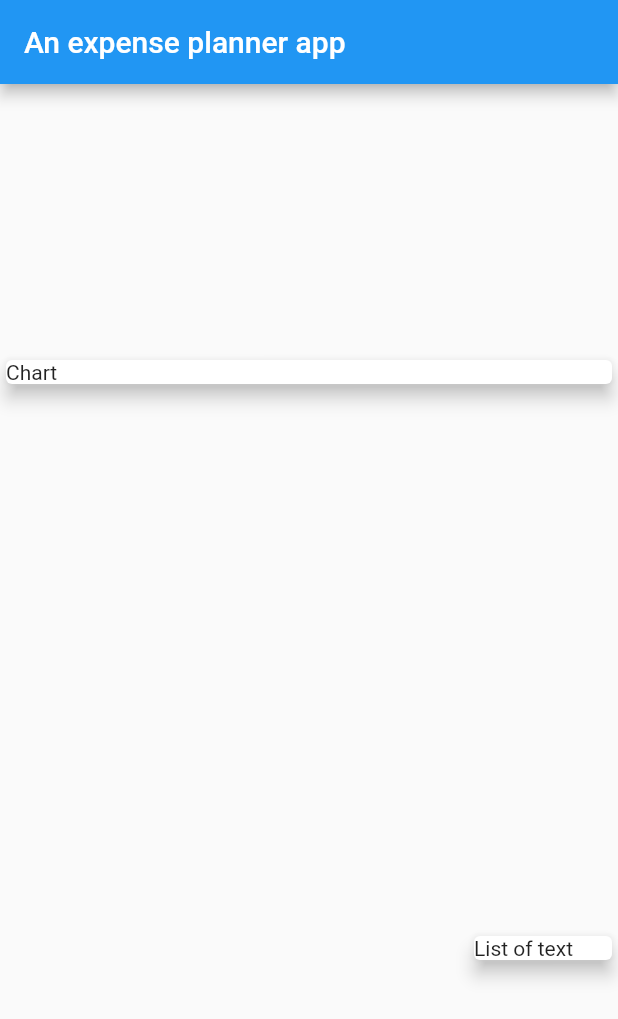
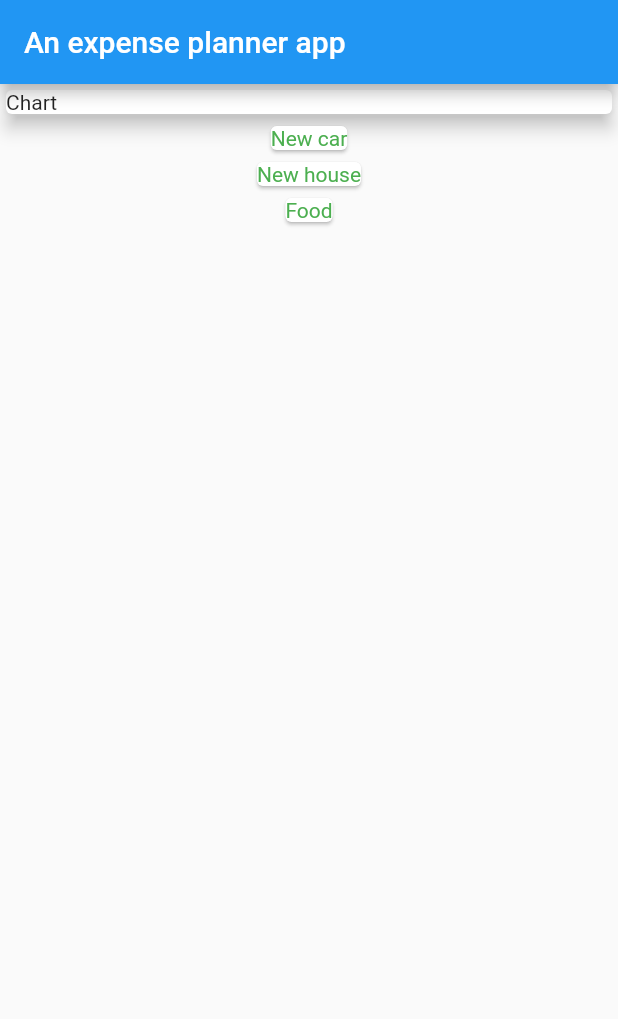
Before and after one commit to nmint8m/learn-flutter, a Flutter app: the screen it shows after launch, on a phone screen of 412 x 824 dp. Shown: the top 1019 px of the screen. Run offline on Flutter 3.47's test engine with Material 2 defaults, Android fonts, the phone set to English and light mode, and no system bars; missing offline and left inert: assignment_one.

Commit message:
Mapping Data Into Widgets

```diff
--- /dev/null
+++ b/a_expense_planner_app/lib/custom-widgets/transaction-section.dart
@@ -0,0 +1,26 @@
+import 'package:flutter/material.dart';
+import '/models/transaction.dart';
+
+class TransactionSection extends StatelessWidget {
+  final List<Transaction> transactions;
+
+  TransactionSection({required this.transactions});
+
+  @override
+  Widget build(BuildContext context) {
+    List<Widget> cards = transactions.map((transaction) {
+      return Card(
+          child: Text(
+        transaction.title,
+        style: TextStyle(color: Colors.green),
+      ));
+    }).toList();
+
+    return Container(
+      width: double.infinity,
+      child: Column(
+        children: cards,
+      ),
+    );
+  }
+}
--- a/a_expense_planner_app/lib/main.dart
+++ b/a_expense_planner_app/lib/main.dart
@@ -1,4 +1,6 @@
 import 'package:flutter/material.dart';
+import '/models/transaction.dart';
+import '/custom-widgets/transaction-section.dart';
 
 void main() {
   runApp(const MyApp());
@@ -20,6 +22,27 @@ class MyApp extends StatelessWidget {
 }
 
 class MyHomePage extends StatelessWidget {
+  final List<Transaction> transactions = [
+    Transaction(
+      id: '1',
+      title: 'New car',
+      amount: 1000.1,
+      date: DateTime.now(),
+    ),
+    Transaction(
+      id: '2',
+      title: 'New house',
+      amount: 5000.5,
+      date: DateTime.now(),
+    ),
+    Transaction(
+      id: '3',
+      title: 'Food',
+      amount: 500.5,
+      date: DateTime.now(),
+    ),
+  ];
+
   @override
   Widget build(BuildContext context) {
     return Scaffold(
@@ -27,23 +50,17 @@ class MyHomePage extends StatelessWidget {
         title: Text('An expense planner app'),
       ),
       body: Column(
-        mainAxisAlignment: MainAxisAlignment.spaceAround,
-        crossAxisAlignment: CrossAxisAlignment.end,
+        mainAxisAlignment: MainAxisAlignment.start,
+        crossAxisAlignment: CrossAxisAlignment.center,
         children: <Widget>[
           Card(
+            elevation: 5,
             child: Container(
               width: double.infinity,
               child: Text('Chart'),
             ),
-            elevation: 5,
           ),
-          Container(
-            width: 100,
-            child: Card(
-              child: Text('List of text'),
-              elevation: 5,
-            ),
-          ),
+          TransactionSection(transactions: transactions),
         ],
       ),
     );
--- /dev/null
+++ b/a_expense_planner_app/lib/models/transaction.dart
@@ -0,0 +1,13 @@
+class Transaction {
+  final String id;
+  final String title;
+  final double amount;
+  final DateTime date;
+
+  Transaction({
+    required this.id,
+    required this.title,
+    required this.amount,
+    required this.date,
+  });
+}
```
